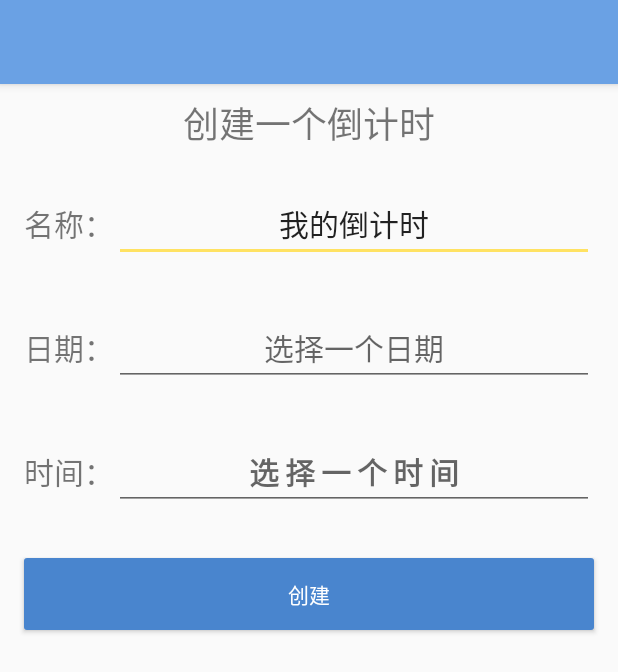
After one commit to huxin1997/timer, an Android app: the TimerCreateActivity screen opened directly, with no data from a screen before it, on a phone screen of 412 x 824 dp. The commit adds this screen. Shown: the top 672 px of the screen. Run offline under Robolectric (Android 15) with nearby library versions, the phone set to English and light mode, and no system bars.

Commit message:
add own timer

```diff
--- /dev/null
+++ b/app/src/main/res/drawable/btn_create_timer_bg.xml
@@ -0,0 +1,15 @@
+<?xml version="1.0" encoding="utf-8"?>
+<selector xmlns:android="http://schemas.android.com/apk/res/android">
+    <item android:state_pressed="true">
+        <shape>
+            <solid android:color="@color/colorPrimary"> </solid>
+            <corners android:radius="2dp"> </corners>
+        </shape>
+    </item>
+    <item android:state_pressed="false">
+        <shape>
+            <solid android:color="#4985ce"> </solid>
+            <corners android:radius="2dp"> </corners>
+        </shape>
+    </item>
+</selector>
--- /dev/null
+++ b/app/src/main/res/layout/activity_timer_create.xml
@@ -0,0 +1,124 @@
+<?xml version="1.0" encoding="utf-8"?>
+<LinearLayout android:layout_width="match_parent"
+    android:layout_height="match_parent"
+    xmlns:app="http://schemas.android.com/apk/res-auto"
+    android:orientation="vertical"
+    xmlns:android="http://schemas.android.com/apk/res/android">
+
+    <android.support.design.widget.AppBarLayout
+        android:layout_width="match_parent"
+        android:layout_height="wrap_content"
+        >
+
+        <android.support.v7.widget.Toolbar
+            android:id="@+id/toolbar"
+            android:layout_width="match_parent"
+            android:layout_height="?attr/actionBarSize"
+            android:background="?attr/colorPrimary"
+            />
+
+    </android.support.design.widget.AppBarLayout>
+
+    <TextView
+        android:layout_margin="8dp"
+        android:layout_width="match_parent"
+        android:layout_height="wrap_content"
+        android:text="@string/text_create_one_timer"
+        android:gravity="center"
+        android:textSize="24sp"
+        />
+    <LinearLayout
+        android:layout_width="match_parent"
+        android:layout_height="wrap_content"
+        android:gravity="center_vertical"
+        android:padding="16dp"
+        >
+
+        <TextView
+            android:layout_width="wrap_content"
+            android:layout_height="wrap_content"
+            android:textSize="20sp"
+            android:text="@string/create_timer_name"
+            />
+
+        <EditText
+            android:id="@+id/et_input_timer_name"
+            android:layout_width="match_parent"
+            android:layout_height="wrap_content"
+            android:text="@string/create_timer_nickname"
+            android:enabled="true"
+            android:textSize="20sp"
+            android:gravity="center"
+            android:singleLine="true"
+            />
+
+    </LinearLayout>
+    <LinearLayout
+        android:layout_width="match_parent"
+        android:layout_height="wrap_content"
+        android:gravity="center_vertical"
+        android:padding="16dp"
+        >
+
+        <TextView
+            android:layout_width="wrap_content"
+            android:layout_height="wrap_content"
+            android:textSize="20sp"
+            android:text="@string/create_timer_time"
+            />
+
+        <EditText
+            android:id="@+id/et_input_time_selector"
+            android:layout_width="match_parent"
+            android:layout_height="wrap_content"
+            android:hint="@string/et_select_one_date"
+            android:enabled="true"
+            android:focusable="false"
+            android:textSize="20sp"
+            android:gravity="center"
+            android:singleLine="true"
+            />
+
+    </LinearLayout>
+    <LinearLayout
+        android:layout_width="match_parent"
+        android:layout_height="wrap_content"
+        android:gravity="center_vertical"
+        android:padding="16dp"
+        >
+
+        <TextView
+            android:layout_width="wrap_content"
+            android:layout_height="wrap_content"
+            android:textSize="20sp"
+            android:text="@string/create_timer_time_time"
+            />
+
+        <EditText
+            android:id="@+id/et_input_time_time_selector"
+            android:layout_width="match_parent"
+            android:layout_height="wrap_content"
+            android:hint="@string/et_select_one_time"
+            android:enabled="true"
+            android:focusable="false"
+            android:letterSpacing="0.2"
+            android:textSize="20sp"
+            android:gravity="center"
+            android:singleLine="true"
+            android:textStyle="bold"
+            />
+
+    </LinearLayout>
+
+    <Button
+        android:id="@+id/btn_timer_create"
+        android:layout_margin="16dp"
+        android:layout_width="match_parent"
+        android:layout_height="wrap_content"
+        android:text="创建"
+        android:textColor="#fff"
+        android:background="@drawable/btn_create_timer_bg"
+        />
+
+
+</LinearLayout>
--- a/app/src/main/res/layout/main_content_layout.xml
+++ b/app/src/main/res/layout/main_content_layout.xml
@@ -23,9 +23,10 @@
         android:layout_width="wrap_content"
         android:layout_height="wrap_content"
         android:layout_gravity="bottom|end"
-        app:srcCompat="@android:drawable/ic_input_add"
+        android:src="@drawable/plus_64x64"
         android:layout_marginBottom="16dp"
         android:layout_marginRight="16dp"
+        android:backgroundTint="@color/colorAccent"
         />
 
 
--- a/app/src/main/res/values/colors.xml
+++ b/app/src/main/res/values/colors.xml
@@ -2,5 +2,5 @@
 <resources>
     <color name="colorPrimary">#6aa1e4</color>
     <color name="colorPrimaryDark">#3c6288a6</color>
-    <color name="colorAccent">#FF4081</color>
+    <color name="colorAccent">#ffe262</color>
 </resources>
--- a/app/src/main/res/values/strings.xml
+++ b/app/src/main/res/values/strings.xml
@@ -7,4 +7,13 @@
     <string name="totop_timer">置 顶</string>
     <string name="create_person_count_down_timer">创建个人倒计时</string>
     <string name="create_team_count_down_timer">创建团队倒计时</string>
+    <string name="text_create_one_timer">创建一个倒计时</string>
+    <string name="drawer_open">open</string>
+    <string name="drawer_close">close</string>
+    <string name="create_timer_time">日期：</string>
+    <string name="create_timer_name">名称：</string>
+    <string name="create_timer_time_time">时间：</string>
+    <string name="et_select_one_date">选择一个日期</string>
+    <string name="et_select_one_time">选择一个时间</string>
+    <string name="create_timer_nickname">我的倒计时</string>
 </resources>
```
Also changed, not shown: app/src/main/AndroidManifest.xml (+4 -3 lines), app/src/main/java/com/example/max/timer/MainActivity.java (+34 -21 lines), app/src/main/java/com/example/max/timer/TimerCreateActivity.java (added, +158 -0 lines), app/src/main/java/com/example/max/timer/adapter/TimerListAdapter.java (+53 -13 lines), app/src/main/java/com/example/max/timer/bean/TimerBean.java (added, +112 -0 lines), app/src/main/java/com/example/max/timer/tool/DBHelper.java (added, +26 -0 lines), app/src/main/java/com/example/max/timer/tool/SystemConfig.java (added, +13 -0 lines), app/src/main/java/com/example/max/timer/tool/Tool.java (+26 -4 lines), app/src/main/res/layout/create_time_timepicker.xml (added, +42 -0 lines), app/src/main/res/layout/list_items_timer_item.xml (+12 -1 lines).
